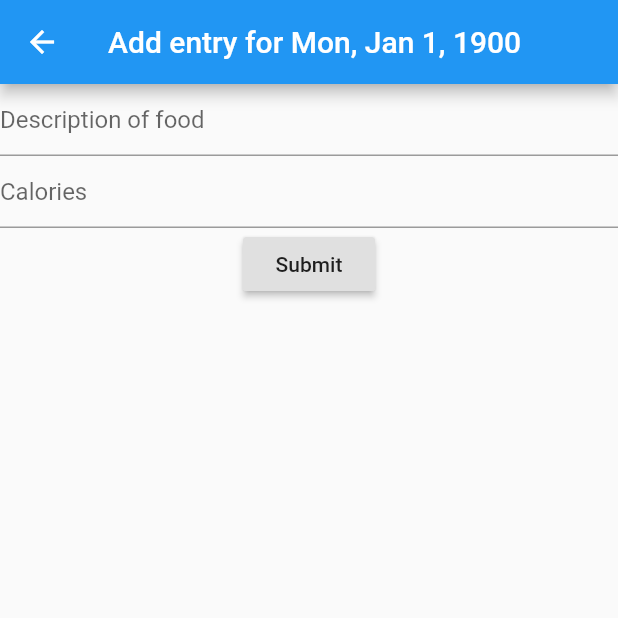
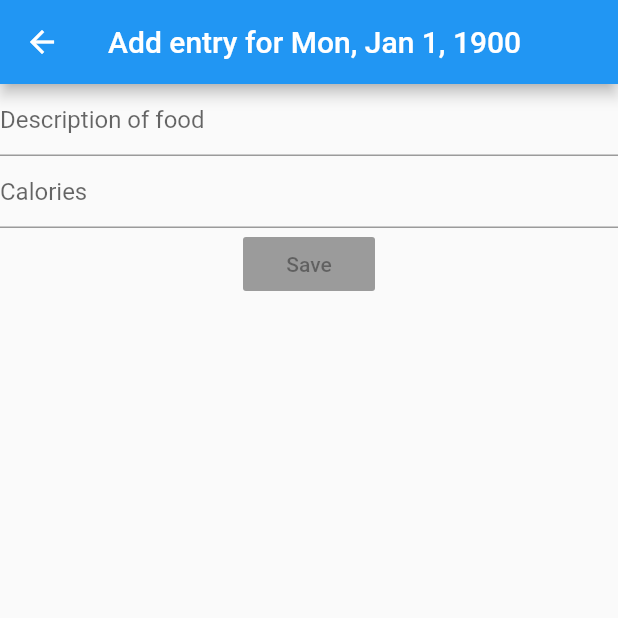
Before and after one commit to julianandrews/tdee_tracker, a Flutter app: the screen it shows after launch, after a tap on the "add" icon, on a phone screen of 412 x 824 dp, the top half of it. Run offline on Flutter 3.47's test engine with Material 2 defaults, Android fonts, the phone set to English and light mode, and no system bars; our stand-ins replace sqflite; accounts and stored records are empty.

Commit message:
Implement edit and delete for calorie entries

```diff
--- a/lib/add_entry_form.dart
+++ /dev/null
@@ -1,90 +0,0 @@
-import 'package:flutter/material.dart';
-import 'package:provider/provider.dart';
-import 'package:flutter/services.dart';
-
-import 'date.dart';
-import 'database.dart';
-import 'entry_list.dart';
-import 'models.dart';
-
-class AddEntryPage extends StatelessWidget {
-  final Date date;
-
-  AddEntryPage({Key key, Date this.date}) : super(key: key);
-
-  @override
-  Widget build(BuildContext context) {
-    return Scaffold(
-      appBar: AppBar(
-        title: Text('Add entry for ${date.display}'),
-      ),
-      body: _AddEntryForm(date: date),
-    );
-  }
-}
-
-class _AddEntryForm extends StatefulWidget {
-  Date date;
-
-  _AddEntryForm({this.date});
-
-  @override
-  _AddEntryFormState createState() => _AddEntryFormState();
-}
-
-class _AddEntryFormState extends State<_AddEntryForm> {
-  final _formKey = GlobalKey<FormState>();
-  final descriptionController = TextEditingController();
-  final caloriesController = TextEditingController();
-
-  _submitForm(context, entryList) async {
-    if (_formKey.currentState.validate()) {
-      var entry = Entry(
-        name: descriptionController.text,
-        calories: int.parse(caloriesController.text),
-        date: widget.date,
-      );
-      await entryList.add(entry);
-      Navigator.pop(context);
-    }
-  }
-
-  @override
-  Widget build(BuildContext context) {
-    return Form(
-        key: _formKey,
-        child: Column(
-          children: <Widget>[
-            TextFormField(
-              controller: descriptionController,
-              decoration: const InputDecoration(
-                hintText: 'Description of food',
-              ),
-              validator: (value) {
-                if (value.isEmpty) {
-                  return 'Please enter some text';
-                }
-              },
-            ),
-            TextFormField(
-              controller: caloriesController,
-              decoration: const InputDecoration(
-                hintText: 'Calories',
-              ),
-              inputFormatters: [WhitelistingTextInputFormatter.digitsOnly],
-              keyboardType: TextInputType.number,
-              validator: (value) {
-                if (value.isEmpty) {
-                  return 'Please enter a value';
-                }
-              },
-            ),
-            Consumer<EntryList>(
-                builder: (context, entryList, child) => RaisedButton(
-              onPressed: () => _submitForm(context, entryList),
-              child: Text('Submit'),
-            )),
-          ],
-        ));
-  }
-}
--- a/lib/calorie_tracker.dart
+++ b/lib/calorie_tracker.dart
@@ -1,7 +1,7 @@
 import 'package:flutter/material.dart';
 import 'package:provider/provider.dart';
 
-import 'add_entry_form.dart';
+import 'entry_form.dart';
 import 'date.dart';
 import 'entry_list.dart';
 import 'models.dart';
@@ -46,31 +46,68 @@ class _CalorieTrackerState extends State<CalorieTracker> {
   }
 }
 
+enum EntryAction {
+  Delete,
+  Edit,
+}
+
 class _EntriesForDate extends StatelessWidget {
   final Date date;
 
   _EntriesForDate({Key key, this.date}) : super(key: key);
 
+  _showEntryOptions(BuildContext context, EntryList entryList, Entry entry) async {
+    switch (await showDialog<EntryAction>(
+      context: context,
+      builder: (BuildContext context) => SimpleDialog(
+            title: const Text('Action'),
+            children: <Widget>[
+              SimpleDialogOption(
+                onPressed: () => Navigator.pop(context, EntryAction.Edit),
+                child: const Text('Edit'),
+              ),
+              SimpleDialogOption(
+                onPressed: () => Navigator.pop(context, EntryAction.Delete),
+                child: const Text('Delete'),
+              ),
+            ],
+          ),
+    )) {
+      case EntryAction.Edit:
+        Navigator.push(context, MaterialPageRoute(builder: (context) => EditEntryPage(entry: entry)));
+        Scaffold.of(context).showSnackBar(SnackBar(content: Text('Entry Saved')));
+        break;
+      case EntryAction.Delete:
+        await entryList.delete(entry);
+        Scaffold.of(context).showSnackBar(SnackBar(content: Text('Entry Deleted')));
+        break;
+    }
+  }
+
   @override
   Widget build(BuildContext context) {
     // TODO: Handle the empty entry list with a nice indicator.
-    return Consumer<EntryList>(
-        builder: (context, entryList, child) {
-          var entries = entryList.forDate(date)
-                    .map((entry) => _EntryRow(entry: entry))
+    return Consumer<EntryList>(builder: (context, entryList, child) {
+      var entryRows = entryList
+          .forDate(date)
+          .map((entry) => InkWell(
+                onTap: () => _showEntryOptions(context, entryList, entry),
+                child: _EntryRow(entry: entry),
+              ))
           .toList();
       return Column(children: <Widget>[
         Padding(
             padding: EdgeInsets.all(8.0),
             child: _EntriesHeader(
-                      date: date,
-                      totalCalories: entryList.totalCalories(date))),
+                date: date, totalCalories: entryList.totalCalories(date))),
         Expanded(
+            child: Scrollbar(
                 child: ListView.separated(
-                      itemBuilder: (context, index) => entries[index],
-                      itemCount: entries.length,
-                    separatorBuilder: (BuildContext context, int index) => const Divider(),
-              )),
+          itemBuilder: (context, index) => entryRows[index],
+          itemCount: entryRows.length,
+          separatorBuilder: (BuildContext context, int index) =>
+              const Divider(),
+        ))),
       ]);
     });
   }
@@ -82,6 +119,7 @@ class _EntriesHeader extends StatelessWidget {
 
   _EntriesHeader({Key key, this.date, this.totalCalories}) : super(key: key);
 
+  // TODO: Make this attractive, and add in a progress bar once we have a goal set.
   @override
   Widget build(BuildContext context) {
     return Row(children: [
--- /dev/null
+++ b/lib/entry_form.dart
@@ -0,0 +1,111 @@
+import 'package:flutter/material.dart';
+import 'package:provider/provider.dart';
+import 'package:flutter/services.dart';
+
+import 'date.dart';
+import 'database.dart';
+import 'entry_list.dart';
+import 'models.dart';
+
+class AddEntryPage extends StatelessWidget {
+  final Date date;
+
+  AddEntryPage({Key key, Date this.date}) : super(key: key);
+
+  @override
+  Widget build(BuildContext context) {
+    return Scaffold(
+      appBar: AppBar(
+        title: Text('Add entry for ${date.display}'),
+      ),
+      body: _EntryForm(Entry(date: date)),
+    );
+  }
+}
+
+class EditEntryPage extends StatelessWidget {
+  final Entry entry;
+
+  EditEntryPage({Key key, Entry this.entry}) : super(key: key);
+
+  @override
+  Widget build(BuildContext context) {
+    return Scaffold(
+      appBar: AppBar(
+        title: Text('Edit entry'),
+      ),
+      body: _EntryForm(entry),
+    );
+  }
+}
+
+class _EntryForm extends StatefulWidget {
+  final Entry entry;
+
+  _EntryForm(this.entry);
+
+  @override
+  _EntryFormState createState() => _EntryFormState();
+}
+
+class _EntryFormState extends State<_EntryForm> {
+  TextEditingController _descriptionController;
+  TextEditingController _caloriesController;
+  bool _saveEnabled;
+
+  @override
+  initState() {
+    _descriptionController = TextEditingController(text: widget.entry.name);
+    _caloriesController =
+        TextEditingController(text: widget.entry.calories?.toString());
+    _saveEnabled = !_descriptionController.text.isEmpty;
+  }
+
+  _submitForm(context, entryList) async {
+    if (widget.entry.id == null) {
+      await entryList.add(Entry(
+        name: _descriptionController.text,
+        calories: int.parse(_caloriesController.text),
+        date: widget.entry.date,
+      ));
+    } else {
+      await entryList.update(Entry(
+        id: widget.entry.id,
+        name: _descriptionController.text,
+        calories: int.parse(_caloriesController.text),
+        date: widget.entry.date,
+      ));
+    }
+    Navigator.pop(context);
+  }
+
+  @override
+  Widget build(BuildContext context) {
+        return Column(
+          children: <Widget>[
+            TextField(
+              controller: _descriptionController,
+              decoration: const InputDecoration(
+                hintText: 'Description of food',
+              ),
+              onChanged: (value) => setState(() => _saveEnabled = !value.isEmpty),
+            ),
+            TextField(
+              controller: _caloriesController,
+              decoration: const InputDecoration(
+                hintText: 'Calories',
+              ),
+              inputFormatters: [WhitelistingTextInputFormatter.digitsOnly],
+              keyboardType: TextInputType.number,
+            ),
+            Consumer<EntryList>(
+                builder: (context, entryList, child) => RaisedButton(
+                      onPressed: _saveEnabled
+                          ? () => _submitForm(context, entryList)
+                          : null,
+                      child: Text('Save'),
+                    )),
+          ],
+        );
+  }
+}
```
Also changed, not shown: lib/database.dart (+22 -2 lines), lib/entry_list.dart (+17 -2 lines). Lines whose indentation alone changed are shown as unchanged.
